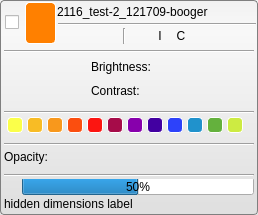
This is src/Interface/AppInterface/LayerWidget.ui in SCIInstitute/Seg3D as Qt 5 draws it before an edit. The edited form follows.
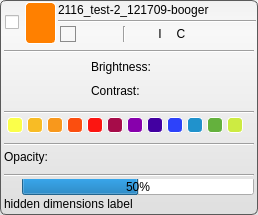
This is the edited form. Icons and pictures are not drawn.

Diff of the .ui file:
```diff
--- a/src/Interface/AppInterface/LayerWidget.ui
+++ b/src/Interface/AppInterface/LayerWidget.ui
@@ -23,8 +23,8 @@
 
 QWidget#LayerWidget{
   background-color: qlineargradient(spread:pad, x1:0.5, y1:0, x2:0.5, y2:0.960227, stop:0 rgba(241, 241, 241, 255), stop:0.155779 rgba(248, 248, 248, 255), stop:1 rgba(224, 224, 224, 255));
-  border-radius: 4px;
-  border: 1px solid rgb(127, 127, 127);
+  border-radius: 6px;
+  border: 1px solid rgb(90, 90, 90);
 }
 
 QWidget#header_line_{
@@ -58,14 +58,12 @@
 
 
 
-QPushButton#label_{
+QLineEdit#label_{
   text-align: left;
   color: black;
   background-color: qlineargradient(spread:pad, x1:0, y1:0, x2:1, y2:1, stop:0.512563 rgba(255, 255, 255, 0));
 }
-QPushButton#label_:pressed{
-  background-color: qlineargradient(spread:pad, x1:0, y1:0, x2:1, y2:1, stop:0.512563 rgba(255, 255, 255, 0));
-}
+
 
 /* Buttons */
 
@@ -77,6 +75,10 @@
   background-color: qlineargradient(spread:pad, x1:0, y1:0, x2:1, y2:1, stop:0.512563 rgba(255, 255, 255, 0));
   border: 1px solid rgb(139, 139, 139);
 }
+QToolButton#lock_button_:checked{
+  background-color: qlineargradient(spread:pad, x1:0, y1:0, x2:1, y2:1, stop:0.512563 rgba(255, 255, 255, 0));
+  border: 1px solid rgb(139, 139, 139);
+}
 
 QToolButton#opacity_button_{
   background-color: qlineargradient(spread:pad, x1:0, y1:0, x2:1, y2:1, stop:0.512563 rgba(255, 255, 255, 0));
@@ -86,6 +88,10 @@
   background-color: qlineargradient(spread:pad, x1:0, y1:0, x2:1, y2:1, stop:0.512563 rgba(255, 255, 255, 0));
   border: 1px solid rgb(139, 139, 139);
 }
+QToolButton#opacity_button_:checked{
+  background-color: qlineargradient(spread:pad, x1:0, y1:0, x2:1, y2:1, stop:0.512563 rgba(255, 255, 255, 0));
+  border: 1px solid rgb(139, 139, 139);
+}
 
 QToolButton#brightness_contrast_button_{
   background-color: qlineargradient(spread:pad, x1:0, y1:0, x2:1, y2:1, stop:0.512563 rgba(255, 255, 255, 0));
@@ -95,6 +101,10 @@
   background-color: qlineargradient(spread:pad, x1:0, y1:0, x2:1, y2:1, stop:0.512563 rgba(255, 255, 255, 0));
   border: 1px solid rgb(139, 139, 139);
 }
+QToolButton#brightness_contrast_button_:checked{
+  background-color: qlineargradient(spread:pad, x1:0, y1:0, x2:1, y2:1, stop:0.512563 rgba(255, 255, 255, 0));
+  border: 1px solid rgb(139, 139, 139);
+}
 
 QToolButton#visibility_button_{
   background-color: qlineargradient(spread:pad, x1:0, y1:0, x2:1, y2:1, stop:0.512563 rgba(255, 255, 255, 0));
@@ -104,6 +114,10 @@
   background-color: qlineargradient(spread:pad, x1:0, y1:0, x2:1, y2:1, stop:0.512563 rgba(255, 255, 255, 0));
   border: 1px solid rgb(139, 139, 139);
 }
+QToolButton#visibility_button_:checked{
+  background-color: qlineargradient(spread:pad, x1:0, y1:0, x2:1, y2:1, stop:0.512563 rgba(255, 255, 255, 0));
+  border: 1px solid rgb(139, 139, 139);
+}
 
 QToolButton#iso_surface_button_{
   background-color: qlineargradient(spread:pad, x1:0, y1:0, x2:1, y2:1, stop:0.512563 rgba(255, 255, 255, 0));
@@ -113,6 +127,10 @@
   background-color: qlineargradient(spread:pad, x1:0, y1:0, x2:1, y2:1, stop:0.512563 rgba(255, 255, 255, 0));
   border: 1px solid rgb(139, 139, 139);
 }
+QToolButton#iso_surface_button_:checked{
+  background-color: qlineargradient(spread:pad, x1:0, y1:0, x2:1, y2:1, stop:0.512563 rgba(255, 255, 255, 0));
+  border: 1px solid rgb(139, 139, 139);
+}
 
 QToolButton#compute_iso_surface_button_{
   background-color: qlineargradient(spread:pad, x1:0, y1:0, x2:1, y2:1, stop:0.512563 rgba(255, 255, 255, 0));
@@ -122,6 +140,10 @@
   background-color: qlineargradient(spread:pad, x1:0, y1:0, x2:1, y2:1, stop:0.512563 rgba(255, 255, 255, 0));
   border: 1px solid rgb(139, 139, 139);
 }
+QToolButton#compute_iso_surface_button_:checked{
+  background-color: qlineargradient(spread:pad, x1:0, y1:0, x2:1, y2:1, stop:0.512563 rgba(255, 255, 255, 0));
+  border: 1px solid rgb(139, 139, 139);
+}
 
 QToolButton#fill_border_button_{
   background-color: qlineargradient(spread:pad, x1:0, y1:0, x2:1, y2:1, stop:0.512563 rgba(255, 255, 255, 0));
@@ -131,6 +153,10 @@
   background-color: qlineargradient(spread:pad, x1:0, y1:0, x2:1, y2:1, stop:0.512563 rgba(255, 255, 255, 0));
   border: 1px solid rgb(139, 139, 139);
 }
+QToolButton#fill_border_button_:checked{
+  background-color: qlineargradient(spread:pad, x1:0, y1:0, x2:1, y2:1, stop:0.512563 rgba(255, 255, 255, 0));
+  border: 1px solid rgb(139, 139, 139);
+}
 
 QToolButton#fill_border_button_{
   background-color: qlineargradient(spread:pad, x1:0, y1:0, x2:1, y2:1, stop:0.512563 rgba(255, 255, 255, 0));
@@ -140,6 +166,10 @@
   background-color: qlineargradient(spread:pad, x1:0, y1:0, x2:1, y2:1, stop:0.512563 rgba(255, 255, 255, 0));
   border: 1px solid rgb(139, 139, 139);
 }
+QToolButton#fill_border_button_:checked{
+  background-color: qlineargradient(spread:pad, x1:0, y1:0, x2:1, y2:1, stop:0.512563 rgba(255, 255, 255, 0));
+  border: 1px solid rgb(139, 139, 139);
+}
 
 QToolButton#volume_rendered_button_{
   background-color: qlineargradient(spread:pad, x1:0, y1:0, x2:1, y2:1, stop:0.512563 rgba(255, 255, 255, 0));
@@ -149,6 +179,10 @@
   background-color: qlineargradient(spread:pad, x1:0, y1:0, x2:1, y2:1, stop:0.512563 rgba(255, 255, 255, 0));
   border: 1px solid rgb(139, 139, 139);
 }
+QToolButton#volume_rendered_button_:checked{
+  background-color: qlineargradient(spread:pad, x1:0, y1:0, x2:1, y2:1, stop:0.512563 rgba(255, 255, 255, 0));
+  border: 1px solid rgb(139, 139, 139);
+}
 
 QToolButton#color_button_{
   background-color: qlineargradient(spread:pad, x1:0, y1:0, x2:1, y2:1, stop:0.512563 rgba(255, 255, 255, 0));
@@ -158,6 +192,10 @@
   background-color: qlineargradient(spread:pad, x1:0, y1:0, x2:1, y2:1, stop:0.512563 rgba(255, 255, 255, 0));
   border: 1px solid rgb(139, 139, 139);
 }
+QToolButton#color_button_:checked{
+  background-color: qlineargradient(spread:pad, x1:0, y1:0, x2:1, y2:1, stop:0.512563 rgba(255, 255, 255, 0));
+  border: 1px solid rgb(139, 139, 139);
+}
 
 
 QToolButton#progress_cancel_button_{
@@ -479,30 +517,18 @@
            <number>0</number>
           </property>
           <item>
-           <widget class="QPushButton" name="label_">
-            <property name="sizePolicy">
-             <sizepolicy hsizetype="Expanding" vsizetype="Fixed">
-              <horstretch>0</horstretch>
-              <verstretch>0</verstretch>
-             </sizepolicy>
+           <widget class="QLineEdit" name="label_">
+            <property name="focusPolicy">
+             <enum>Qt::ClickFocus</enum>
             </property>
-            <property name="minimumSize">
-             <size>
-              <width>0</width>
-              <height>21</height>
-             </size>
-            </property>
-            <property name="maximumSize">
-             <size>
-              <width>16777215</width>
-              <height>21</height>
-             </size>
+            <property name="inputMask">
+             <string notr="true"/>
             </property>
             <property name="text">
              <string notr="true">2116_test-2_121709-booger</string>
             </property>
-            <property name="flat">
-             <bool>true</bool>
+            <property name="frame">
+             <bool>false</bool>
             </property>
            </widget>
           </item>
```
